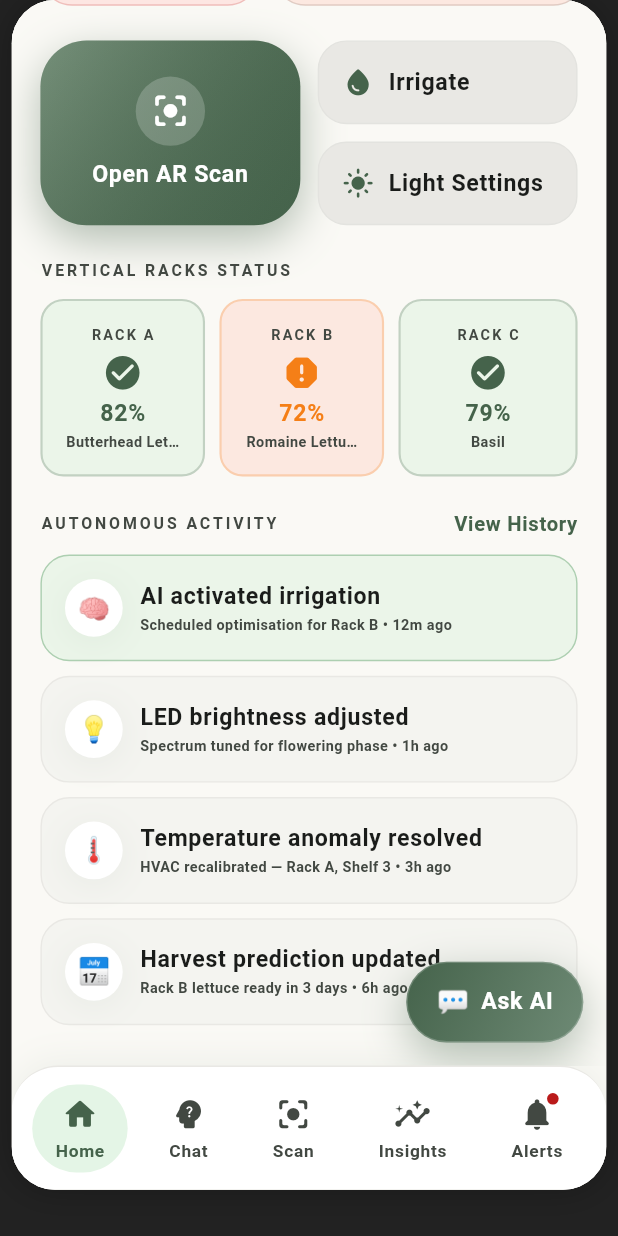
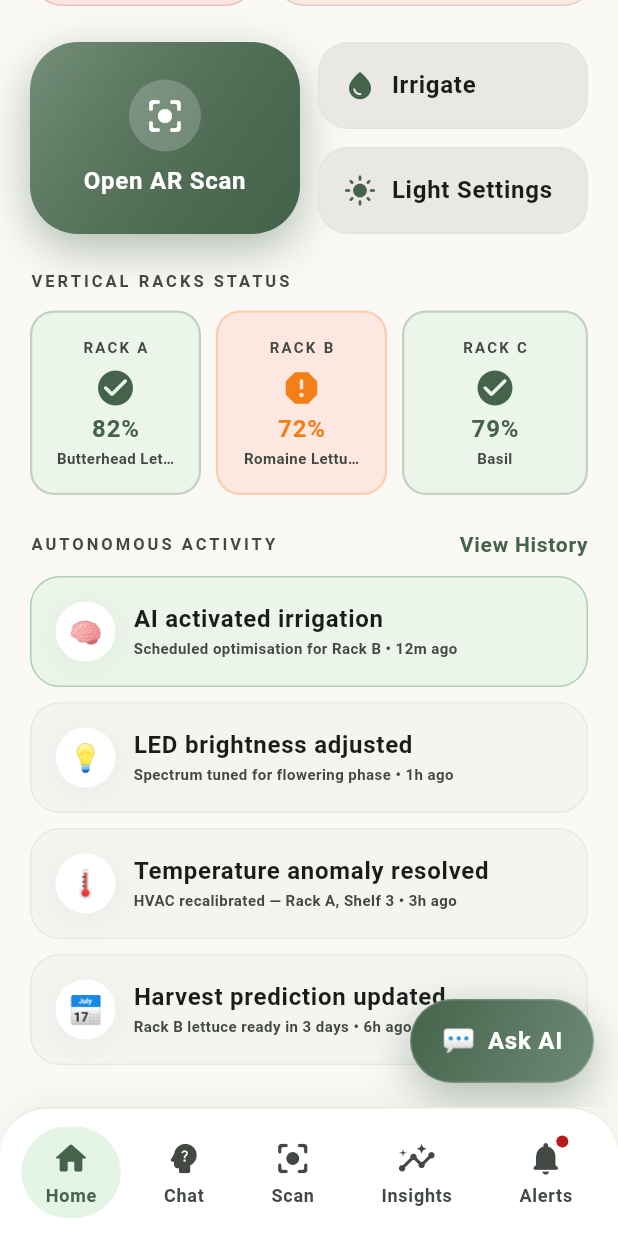
Before and after one commit to Jiaxin061/blablabla_2.0, a Flutter app: the screen it shows after launch, scrolled down 576 dp, on a phone screen of 412 x 824 dp. Run offline on Flutter 3.47's test engine with Material 3 defaults, Android fonts, the phone set to English and light mode, and no system bars; our stand-ins replace flutter_riverpod, go_router, google_fonts; Roboto replaces fonts that are missing (Atkinson Hyperlegible).

Commit message:
Fix responsive issue on andriod

```diff
--- a/lib/main.dart
+++ b/lib/main.dart
@@ -35,8 +35,12 @@ class VBlaFarmApp extends StatelessWidget {
       theme: AppTheme.light,
       routerConfig: appRouter,
       builder: (context, child) {
-        // Apply the same responsive constraints across all platforms
+        if (!kIsWeb) {
+          // On mobile, use the full screen natively without black borders
+          return child ?? const SizedBox.shrink();
+        }
 
+        // Apply responsive constraints on the web
         return LayoutBuilder(
           builder: (context, constraints) {
             final width = constraints.maxWidth;
```
